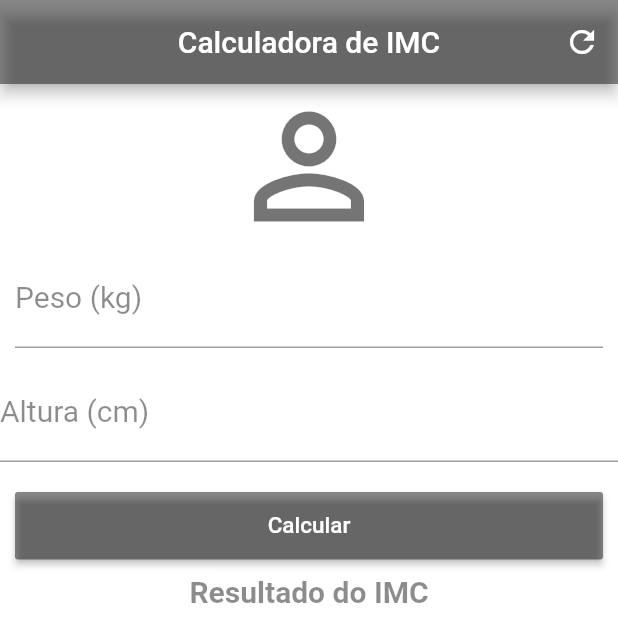
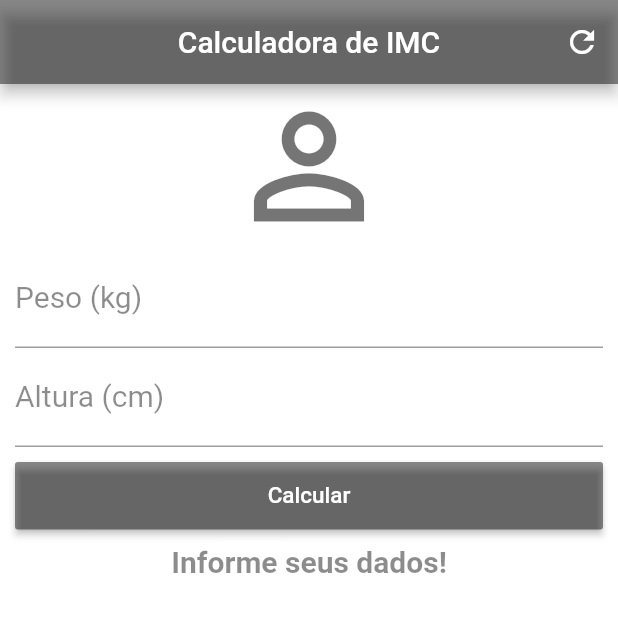
Before and after one commit to DoisLucas/SimpleApp-IMC, a Flutter app: the screen it shows after launch, after a tap on "Calcular", on a phone screen of 412 x 824 dp. Shown: the top 642 px of the screen. Run offline on Flutter 3.47's test engine with Material 2 defaults, Android fonts, the phone set to English and light mode, and no system bars.

Commit message:
Handle Text controller and logic

```diff
--- a/lib/main.dart
+++ b/lib/main.dart
@@ -12,6 +12,46 @@ class Home extends StatefulWidget {
 }
 
 class _HomeState extends State<Home> {
+  TextEditingController pesoController = TextEditingController();
+  TextEditingController alturaController = TextEditingController();
+
+  String info = "Informe seus dados!";
+
+  void _calc() {
+    double peso = double.parse(pesoController.text);
+    double altura = double.parse(alturaController.text) / 100;
+    double imc = peso / (altura * altura);
+
+    print(imc);
+
+    String imc_formated = imc.toStringAsPrecision(2);
+
+    setState(() {
+      if (imc < 18.6) {
+        info = "Abaixo do peso ($imc_formated)";
+      } else if (imc >= 18.6 && imc < 24.9) {
+        info = "Peso ideial ($imc_formated)";
+      } else if (imc >= 24.9 && imc < 29.9) {
+        info = "Levemente acima do peso ($imc_formated)";
+      } else if (imc >= 29.9 && imc < 34.9) {
+        info = "Obesidade Grau I ($imc_formated)";
+      } else if (imc >= 34.9 && imc < 34.9) {
+        info = "Obesidade Grau II ($imc_formated)";
+      } else if (imc >= 40) {
+        info = "Obesidade Grau III ($imc_formated)";
+      }
+    });
+  }
+
+  void _resetFields() {
+    pesoController.text = "";
+    alturaController.text = "";
+
+    setState(() {
+      info = 'Informe seus dados!';
+    });
+  }
+
   @override
   Widget build(BuildContext context) {
     return Scaffold(
@@ -22,14 +62,12 @@ class _HomeState extends State<Home> {
           actions: <Widget>[
             IconButton(
               icon: Icon(Icons.refresh),
-            onPressed: () {},
+              onPressed: _resetFields,
             )
           ],
         ),
         backgroundColor: Colors.white,
-      body:
-
-      SingleChildScrollView(
+        body: SingleChildScrollView(
           child: Column(
             crossAxisAlignment: CrossAxisAlignment.stretch,
             children: <Widget>[
@@ -43,10 +81,11 @@ class _HomeState extends State<Home> {
                       labelStyle: TextStyle(color: Colors.black45)),
                   textAlign: TextAlign.center,
                   style: TextStyle(color: Colors.black45, fontSize: 20),
+                  controller: pesoController,
                 ),
               ),
               Padding(
-              padding: EdgeInsets.only(top: 10, bottom: 10),
+                padding: EdgeInsets.only(left: 10, right: 10),
                 child: TextField(
                   keyboardType: TextInputType.number,
                   decoration: InputDecoration(
@@ -54,6 +93,7 @@ class _HomeState extends State<Home> {
                       labelStyle: TextStyle(color: Colors.black45)),
                   textAlign: TextAlign.center,
                   style: TextStyle(color: Colors.black45, fontSize: 20),
+                  controller: alturaController,
                 ),
               ),
               Padding(
@@ -61,20 +101,20 @@ class _HomeState extends State<Home> {
                   child: Container(
                     height: 45,
                     child: RaisedButton(
-                    onPressed: () {},
+                      onPressed: _calc,
                       child: Text("Calcular",
                           style: TextStyle(color: Colors.white, fontSize: 15)),
                       color: Colors.black45,
                     ),
                   )),
-            Text("Resultado do IMC",
+              Text(info,
                   textAlign: TextAlign.center,
-                style: TextStyle(color: Colors.black45, fontSize: 20, fontWeight: FontWeight.bold))
+                  style: TextStyle(
+                      color: Colors.black45,
+                      fontSize: 20,
+                      fontWeight: FontWeight.bold))
             ],
           ),
-      )
-
-
-    );
+        ));
   }
 }
```
Lines whose indentation alone changed are shown as unchanged.
